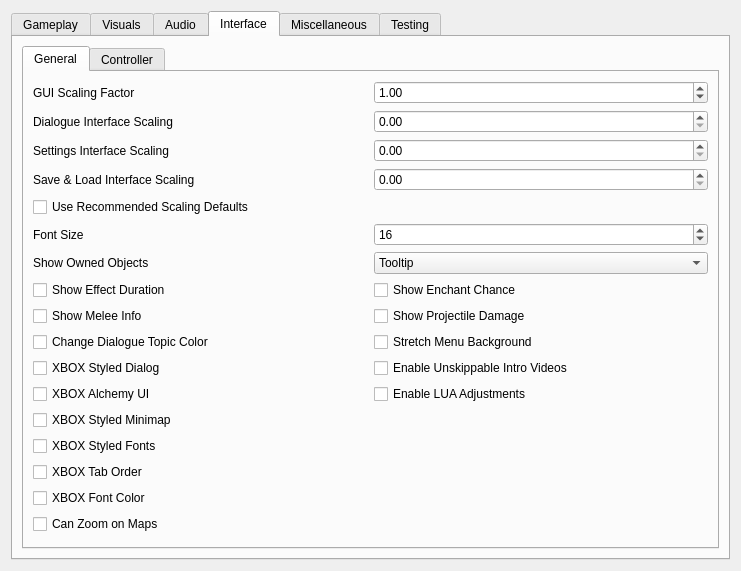
Old version of the form apps/launcher/ui/settingspage.ui in the repository zander2k1/groovy-openmw.
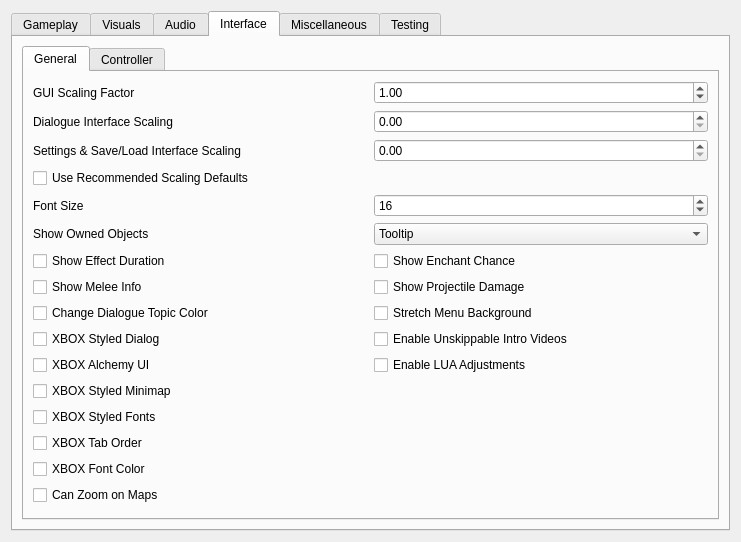
New version of the form. The open tabs and pages were chosen to show the change.

Commit message: OpenMW-XBOX-UI: Combined the settings scaling with the save/load scaling

The edit to the form file:
```diff
--- a/apps/launcher/ui/settingspage.ui
+++ b/apps/launcher/ui/settingspage.ui
@@ -1411,7 +1411,7 @@
                <string>&lt;html&gt;&lt;head/&gt;&lt;body&gt;&lt;p&gt;Scales the settings menu and main menu independently of the main GUI scaling.&lt;/p&gt;&lt;p&gt;Set to 0.0 to follow GUI Scaling Factor.&lt;/p&gt;&lt;/body&gt;&lt;/html&gt;</string>
               </property>
               <property name="text">
-               <string>Settings Interface Scaling</string>
+               <string>Settings &amp; Save/Load Interface Scaling</string>
               </property>
              </widget>
             </item>
@@ -1435,35 +1435,6 @@
              </widget>
             </item>
             <item row="3" column="0">
-             <widget class="QLabel" name="saveLoadInterfaceScalingLabel">
-              <property name="toolTip">
-               <string>&lt;html&gt;&lt;head/&gt;&lt;body&gt;&lt;p&gt;Scales the save/load screen independently of the main GUI scaling.&lt;/p&gt;&lt;p&gt;Set to 0.0 to follow GUI Scaling Factor.&lt;/p&gt;&lt;/body&gt;&lt;/html&gt;</string>
-              </property>
-              <property name="text">
-               <string>Save &amp; Load Interface Scaling</string>
-              </property>
-             </widget>
-            </item>
-            <item row="3" column="1">
-             <widget class="QDoubleSpinBox" name="saveLoadInterfaceScalingSpinBox">
-              <property name="decimals">
-               <number>2</number>
-              </property>
-              <property name="minimum">
-               <double>0.000000000000000</double>
-              </property>
-              <property name="maximum">
-               <double>8.000000000000000</double>
-              </property>
-              <property name="singleStep">
-               <double>0.250000000000000</double>
-              </property>
-              <property name="value">
-               <double>0.000000000000000</double>
-              </property>
-             </widget>
-            </item>
-            <item row="4" column="0">
              <widget class="QCheckBox" name="recommendedScalingDefaultsCheckBox">
               <property name="toolTip">
                <string>Apply recommended interface and dialogue scaling based on resolution.</string>
```
Left out of the diff: 4 changed lines with no effect on the pictures. The commit also changes 13 other files.
